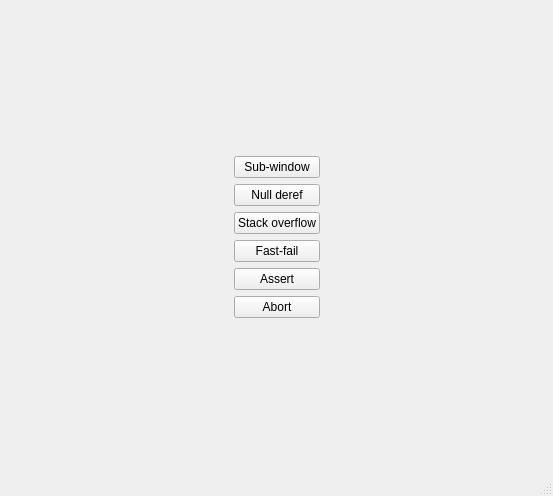
The window that mainwindow.ui (jpnurmi/sentry-playground) describes before a commit, drawn with Qt 5.
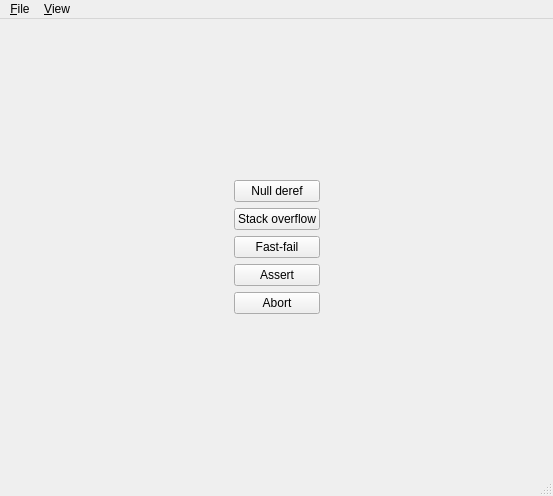
The same window after the commit.

Patch:
```diff
--- a/mainwindow.ui
+++ b/mainwindow.ui
@@ -12,21 +12,27 @@
   </property>
   <widget class="QWidget" name="centralwidget">
    <layout class="QGridLayout" name="gridLayout">
-    <item row="2" column="1">
-     <widget class="QPushButton" name="nullDerefButton">
-      <property name="text">
-       <string>Null deref</string>
-      </property>
-     </widget>
-    </item>
-    <item row="5" column="1">
+    <item row="4" column="1">
      <widget class="QPushButton" name="assertButton">
       <property name="text">
        <string>Assert</string>
       </property>
      </widget>
     </item>
-    <item row="2" column="0">
+    <item row="1" column="2">
+     <spacer name="horizontalSpacer_2">
+      <property name="orientation">
+       <enum>Qt::Orientation::Horizontal</enum>
+      </property>
+      <property name="sizeHint" stdset="0">
+       <size>
+        <width>0</width>
+        <height>0</height>
+       </size>
+      </property>
+     </spacer>
+    </item>
+    <item row="1" column="0">
      <spacer name="horizontalSpacer">
       <property name="orientation">
        <enum>Qt::Orientation::Horizontal</enum>
@@ -39,53 +45,34 @@
       </property>
      </spacer>
     </item>
-    <item row="8" column="1">
-     <spacer name="verticalSpacer_2">
-      <property name="orientation">
-       <enum>Qt::Orientation::Vertical</enum>
+    <item row="5" column="1">
+     <widget class="QPushButton" name="abortButton">
+      <property name="text">
+       <string>Abort</string>
       </property>
-      <property name="sizeHint" stdset="0">
-       <size>
-        <width>0</width>
-        <height>0</height>
-       </size>
+     </widget>
+    </item>
+    <item row="1" column="1">
+     <widget class="QPushButton" name="nullDerefButton">
+      <property name="text">
+       <string>Null deref</string>
       </property>
-     </spacer>
+     </widget>
     </item>
     <item row="3" column="1">
-     <widget class="QPushButton" name="stackOverflowButton">
-      <property name="text">
-       <string>Stack overflow</string>
-      </property>
-     </widget>
-    </item>
-    <item row="4" column="1">
      <widget class="QPushButton" name="fastfailButton">
       <property name="text">
        <string>Fast-fail</string>
       </property>
      </widget>
     </item>
-    <item row="1" column="1">
-     <widget class="QPushButton" name="subwindowButton">
+    <item row="2" column="1">
+     <widget class="QPushButton" name="stackOverflowButton">
       <property name="text">
-       <string>Sub-window</string>
+       <string>Stack overflow</string>
       </property>
      </widget>
     </item>
-    <item row="2" column="2">
-     <spacer name="horizontalSpacer_2">
-      <property name="orientation">
-       <enum>Qt::Orientation::Horizontal</enum>
-      </property>
-      <property name="sizeHint" stdset="0">
-       <size>
-        <width>0</width>
-        <height>0</height>
-       </size>
-      </property>
-     </spacer>
-    </item>
     <item row="0" column="1">
      <spacer name="verticalSpacer">
       <property name="orientation">
@@ -99,12 +86,18 @@
       </property>
      </spacer>
     </item>
-    <item row="6" column="1">
-     <widget class="QPushButton" name="abortButton">
-      <property name="text">
-       <string>Abort</string>
+    <item row="7" column="1">
+     <spacer name="verticalSpacer_2">
+      <property name="orientation">
+       <enum>Qt::Orientation::Vertical</enum>
       </property>
-     </widget>
+      <property name="sizeHint" stdset="0">
+       <size>
+        <width>0</width>
+        <height>0</height>
+       </size>
+      </property>
+     </spacer>
     </item>
    </layout>
   </widget>
@@ -117,6 +110,20 @@
      <height>23</height>
     </rect>
    </property>
+   <widget class="QMenu" name="menuFile">
+    <property name="title">
+     <string>&amp;File</string>
+    </property>
+    <addaction name="actionQuit"/>
+   </widget>
+   <widget class="QMenu" name="menu_View">
+    <property name="title">
+     <string>&amp;View</string>
+    </property>
+    <addaction name="actionSubwindow"/>
+   </widget>
+   <addaction name="menuFile"/>
+   <addaction name="menu_View"/>
   </widget>
   <widget class="QStatusBar" name="statusbar"/>
  </widget>
```
Left out of the diff: 10 changed lines with no effect on the pictures.
